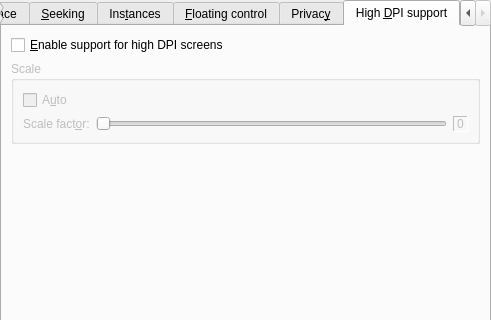
First picture: the form in src/prefinterface.ui, repository smplayer-dev/smplayer, before the edit; both pictures show x 0 to 491 and y 0 to 320 of the 491 by 502 pixel window.
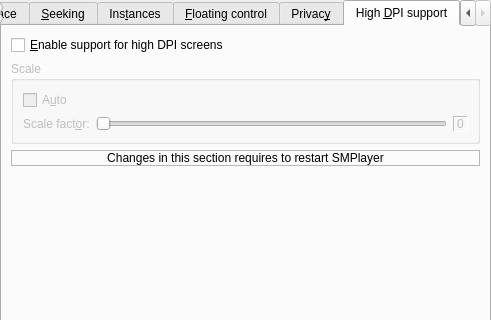
Second picture: the form after the edit. The open tabs and pages were chosen to show the change. Custom widgets are drawn as their Qt base class.

Patch:
```diff
--- a/src/prefinterface.ui
+++ b/src/prefinterface.ui
@@ -1021,6 +1021,22 @@
          </layout>
         </widget>
        </item>
+       <item>
+        <widget class="QLabel" name="label_9">
+         <property name="frameShape">
+          <enum>QFrame::StyledPanel</enum>
+         </property>
+         <property name="text">
+          <string>Changes in this section requires to restart SMPlayer</string>
+         </property>
+         <property name="alignment">
+          <set>Qt::AlignCenter</set>
+         </property>
+         <property name="margin">
+          <number>14</number>
+         </property>
+        </widget>
+       </item>
        <item>
         <spacer name="verticalSpacer_2">
          <property name="orientation">
@@ -1029,7 +1045,7 @@
          <property name="sizeHint" stdset="0">
           <size>
            <width>20</width>
-           <height>319</height>
+           <height>266</height>
           </size>
          </property>
         </spacer>
```
